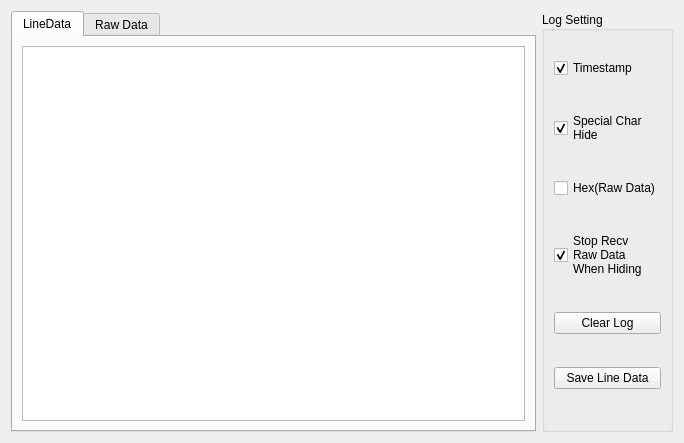
The window that include/BConsole.ui (BriFuture/bf_ui_lib) describes before a commit, drawn with Qt 5.
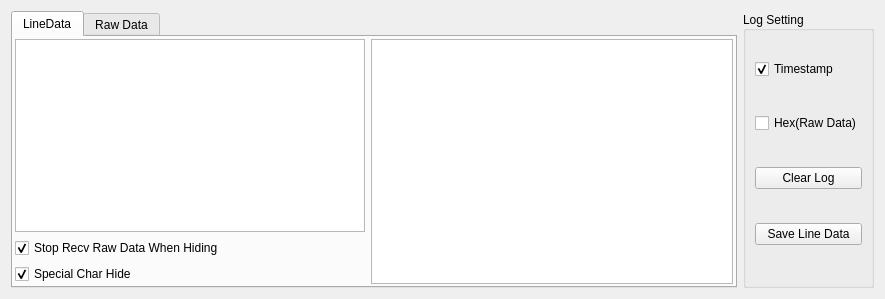
The same window after the commit.

Commit message: update Console, may use QHexView to display hex data

```diff
--- a/include/BConsole.ui
+++ b/include/BConsole.ui
@@ -6,8 +6,8 @@
    <rect>
     <x>0</x>
     <y>0</y>
-    <width>684</width>
-    <height>443</height>
+    <width>885</width>
+    <height>299</height>
    </rect>
   </property>
   <property name="minimumSize">
@@ -51,20 +51,6 @@
         </property>
        </widget>
       </item>
-      <item>
-       <widget class="QCheckBox" name="specCharBox">
-        <property name="autoFillBackground">
-         <bool>false</bool>
-        </property>
-        <property name="text">
-         <string>Special Char 
-Hide</string>
-        </property>
-        <property name="checked">
-         <bool>true</bool>
-        </property>
-       </widget>
-      </item>
       <item>
        <widget class="QCheckBox" name="isHex">
         <property name="autoFillBackground">
@@ -78,21 +64,6 @@
         </property>
        </widget>
       </item>
-      <item>
-       <widget class="QCheckBox" name="stopRaw">
-        <property name="autoFillBackground">
-         <bool>false</bool>
-        </property>
-        <property name="text">
-         <string>Stop Recv 
-Raw Data 
-When Hiding</string>
-        </property>
-        <property name="checked">
-         <bool>true</bool>
-        </property>
-       </widget>
-      </item>
       <item>
        <widget class="QPushButton" name="clearBtn">
         <property name="text">
@@ -119,9 +90,70 @@
       <attribute name="title">
        <string>LineData</string>
       </attribute>
-      <layout class="QVBoxLayout" name="verticalLayout_2">
-       <item>
-        <widget class="QPlainTextEdit" name="lineTextField"/>
+      <layout class="QGridLayout" name="lineLayout">
+       <property name="leftMargin">
+        <number>2</number>
+       </property>
+       <property name="topMargin">
+        <number>2</number>
+       </property>
+       <property name="rightMargin">
+        <number>2</number>
+       </property>
+       <property name="bottomMargin">
+        <number>2</number>
+       </property>
+       <item row="2" column="0">
+        <widget class="QCheckBox" name="specCharBox">
+         <property name="autoFillBackground">
+          <bool>false</bool>
+         </property>
+         <property name="text">
+          <string>Special Char Hide</string>
+         </property>
+         <property name="checked">
+          <bool>true</bool>
+         </property>
+        </widget>
+       </item>
+       <item row="0" column="1" rowspan="3">
+        <widget class="QPlainTextEdit" name="lineTextField">
+         <property name="plainText">
+          <string notr="true"/>
+         </property>
+        </widget>
+       </item>
+       <item row="0" column="0">
+        <widget class="QPlainTextEdit" name="sendField">
+         <property name="maximumSize">
+          <size>
+           <width>350</width>
+           <height>16777215</height>
+          </size>
+         </property>
+         <property name="undoRedoEnabled">
+          <bool>false</bool>
+         </property>
+         <property name="readOnly">
+          <bool>true</bool>
+         </property>
+         <property name="plainText">
+          <string notr="true"/>
+         </property>
+        </widget>
+       </item>
+       <item row="1" column="0">
+        <widget class="QCheckBox" name="stopRaw">
+         <property name="autoFillBackground">
+          <bool>false</bool>
+         </property>
+         <property name="text">
+          <string>Stop Recv Raw Data When Hiding</string>
+         </property>
+         <property name="checked">
+          <bool>true</bool>
+         </property>
+        </widget>
        </item>
       </layout>
      </widget>
```
Left out of the diff: 51 changed lines with no effect on the pictures. The commit also changes 5 other files.
